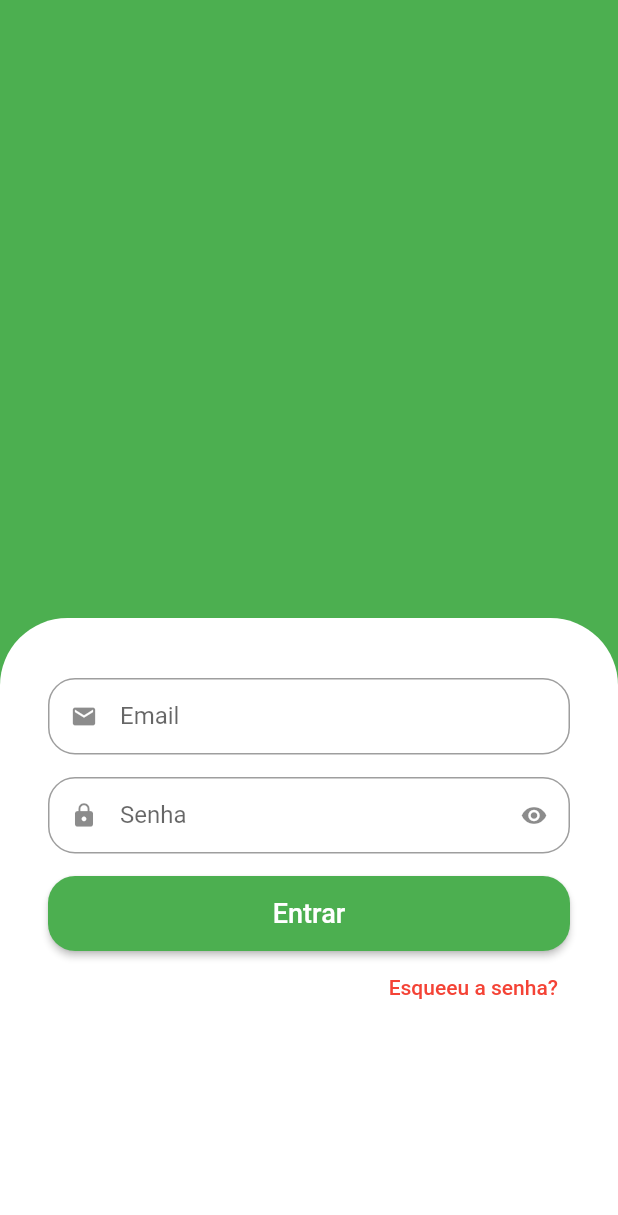
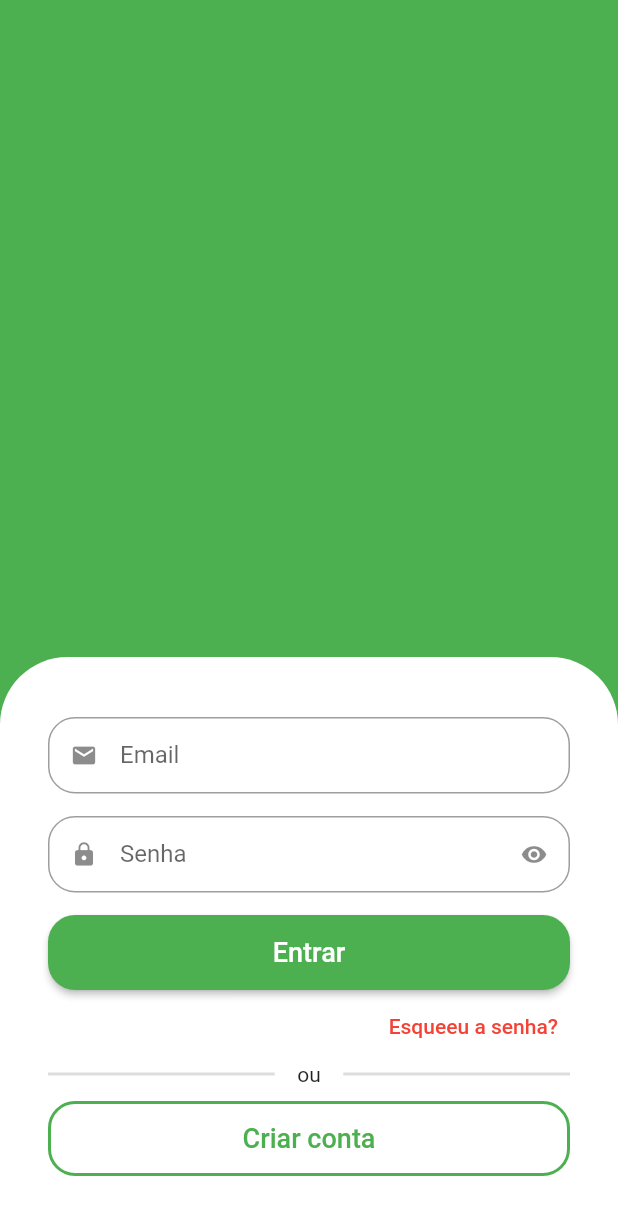
Before and after one commit to AdrianoRAV/e-commerce-front, a Flutter app: the screen it shows after launch, on a phone screen of 412 x 824 dp. Shown: the top 1215 px of the screen. Run offline on Flutter 3.47's test engine with Material 2 defaults, Android fonts, the phone set to English and light mode, and no system bars.

Commit message:
Formulario tela de login

```diff
--- a/lib/src/auth/sign_in_screen.dart
+++ b/lib/src/auth/sign_in_screen.dart
@@ -12,11 +12,12 @@ class SignInScreen extends StatelessWidget {
       body: Column(
         children: [
           Expanded(
-              child: Container(
-            color: Colors.green,
-          )),
-          Expanded(
-              child: Container(
+            child: Container(
+              color: Colors.green,
+            ),
+          ),
+          // Formulário
+          Container(
             padding: const EdgeInsets.symmetric(
               horizontal: 32,
               vertical: 40,
@@ -41,7 +42,7 @@ class SignInScreen extends StatelessWidget {
                   label: 'Senha',
                   isSecret: true,
                 ),
-
+                // Botão entrar
                 SizedBox(
                   height: 50,
                   child: ElevatedButton(
@@ -59,7 +60,7 @@ class SignInScreen extends StatelessWidget {
                     ),
                   ),
                 ),
-
+                //Esqueceu a senha
                 Align(
                   alignment: Alignment.centerRight,
                   child: TextButton(
@@ -72,9 +73,57 @@ class SignInScreen extends StatelessWidget {
                     ),
                   ),
                 ),
+                // Divisor
+                Padding(
+                  padding: const EdgeInsets.only(bottom: 10),
+                  child: Row(
+                    children: [
+                      Expanded(
+                        child: Divider(
+                          color: Colors.grey.withAlpha(90),
+                          thickness: 2,
+                        ),
+                      ),
+                      const Padding(
+                        padding: EdgeInsets.symmetric(horizontal: 15),
+                        child: Text('ou'),
+                      ),
+                      Expanded(
+                        child: Divider(
+                          color: Colors.grey.withAlpha(90),
+                          thickness: 2,
+                        ),
+                      ),
+                    ],
+                  ),
+                ),
+
+                // botão novo usuario
+
+                SizedBox(
+                  height: 50,
+                  child: OutlinedButton(
+                    style: OutlinedButton.styleFrom(
+                      shape: RoundedRectangleBorder(
+                        borderRadius: BorderRadius.circular(18),
+                      ),
+                      side: const BorderSide(
+                        width: 2,
+                        color: Colors.green,
+                      ),
+                    ),
+                    onPressed: () {},
+                    child: const Text(
+                      'Criar conta',
+                      style: TextStyle(
+                        fontSize: 18,
+                      ),
+                    ),
+                  ),
+                ),
               ],
             ),
-          )),
+          ),
         ],
       ),
     );
```
